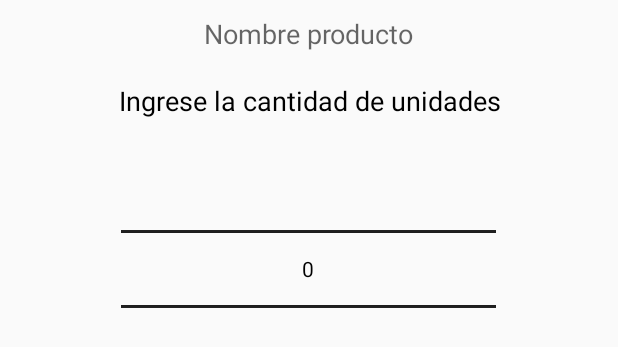
After one commit to federicomrossi/7547, an Android app: the layout fragment_add_product_to_cart.xml on its own in the app's theme, with its tools: preview values and no code run, on a phone screen of 412 x 824 dp. The commit adds this screen. Shown: the top 347 px of the screen. Run offline under Robolectric (Android 15) with nearby library versions, the phone set to English and light mode, and no system bars.

Commit message:
Created the add to shopping cart dialog.

```diff
--- /dev/null
+++ b/app/OrderTracker/app/src/main/res/drawable/ic_error_white_24dp.xml
@@ -0,0 +1,9 @@
+<vector xmlns:android="http://schemas.android.com/apk/res/android"
+        android:width="24dp"
+        android:height="24dp"
+        android:viewportWidth="24.0"
+        android:viewportHeight="24.0">
+    <path
+        android:fillColor="#FFFFFFFF"
+        android:pathData="M12,2C6.48,2 2,6.48 2,12s4.48,10 10,10 10,-4.48 10,-10S17.52,2 12,2zm1,15h-2v-2h2v2zm0,-4h-2V7h2v6z"/>
+</vector>
--- /dev/null
+++ b/app/OrderTracker/app/src/main/res/layout/fragment_add_product_to_cart.xml
@@ -0,0 +1,84 @@
+<FrameLayout xmlns:android="http://schemas.android.com/apk/res/android"
+    xmlns:tools="http://schemas.android.com/tools"
+    android:layout_width="match_parent"
+    android:layout_height="match_parent"
+    tools:context="fiuba.ordertracker.AddProductToCartFragment">
+
+    <!-- TODO: Update blank fragment layout -->
+
+    <LinearLayout
+        android:orientation="vertical"
+        android:layout_width="match_parent"
+        android:layout_height="match_parent">
+
+        <LinearLayout
+            android:orientation="horizontal"
+            android:layout_width="match_parent"
+            android:layout_height="wrap_content"
+            android:layout_gravity="center_horizontal"
+            android:textAlignment="center"
+            android:gravity="center">
+
+            <TextView
+                android:layout_width="wrap_content"
+                android:layout_height="wrap_content"
+                android:textAppearance="?android:attr/textAppearanceMedium"
+                android:text="Nombre producto"
+                android:id="@+id/productName"
+                android:layout_margin="10dp" />
+        </LinearLayout>
+
+        <LinearLayout
+            android:orientation="horizontal"
+            android:layout_width="match_parent"
+            android:layout_height="wrap_content"
+            android:layout_margin="16dp"
+            android:background="#ed5050"
+            android:paddingTop="14dp"
+            android:paddingBottom="14dp"
+            android:paddingLeft="24dp"
+            android:paddingRight="24dp"
+            android:id="@+id/warningNoStock"
+            android:visibility="gone">
+
+            <ImageView
+                android:layout_width="wrap_content"
+                android:layout_height="wrap_content"
+                android:id="@+id/imageView4"
+                android:src="@drawable/ic_error_white_24dp"
+                android:layout_marginRight="16dp" />
+
+            <TextView
+                android:layout_width="wrap_content"
+                android:layout_height="wrap_content"
+                android:textAppearance="?android:attr/textAppearanceMedium"
+                android:text="El producto no posee stock disponible actualmente."
+                android:id="@+id/textView4"
+                android:textColor="#ffffff" />
+
+        </LinearLayout>
+
+        <TextView
+            android:layout_width="match_parent"
+            android:layout_height="wrap_content"
+            android:textAppearance="?android:attr/textAppearanceMedium"
+            android:text="Ingrese la cantidad de unidades"
+            android:id="@+id/textView3"
+            android:layout_margin="10dp"
+            android:textAlignment="center"
+            android:textColor="@color/primary_dark_material_dark" />
+
+        <NumberPicker
+            android:layout_width="250dp"
+            android:layout_height="wrap_content"
+            android:id="@+id/numberPicker"
+            android:layout_gravity="center_horizontal"
+            style="@style/NumberPickerCustom"
+            android:scrollIndicators="end"
+            android:showDividers="end"
+            android:touchscreenBlocksFocus="false"
+            android:theme="@style/NumberPickerCustom" />
+
+    </LinearLayout>
+
+</FrameLayout>
--- a/app/OrderTracker/app/src/main/res/values/strings.xml
+++ b/app/OrderTracker/app/src/main/res/values/strings.xml
@@ -6,4 +6,10 @@
     <string name="company">Razón social</string>
     <string name="client_code">Código de cliente</string>
     <string name="activity_product_list">Productos</string>
+
+    <!-- TODO: Remove or change this placeholder text -->
+    <string name="hello_blank_fragment">Hello blank fragment</string>
+    <string name="confirm">Confirmar</string>
+    <string name="cancel">Cancelar</string>
+    <string name="add_product">Agregar producto</string>
 </resources>
--- a/app/OrderTracker/app/src/main/res/values/styles.xml
+++ b/app/OrderTracker/app/src/main/res/values/styles.xml
@@ -45,4 +45,9 @@
         <item name="android:textColor">#ffffff</item>
     </style>
 
+    <style name="NumberPickerCustom" parent="Theme.AppCompat.Light">
+        <item name="android:textColorPrimary">#000000</item>
+        <item name="android:textColorSecondary">#000000</item>
+    </style>
+
 </resources>
```
Also changed, not shown: app/OrderTracker/app/build.gradle (+5 -3 lines), app/OrderTracker/app/src/main/java/fiuba/ordertracker/AddProductToCartFragment.java (added, +112 -0 lines), app/OrderTracker/app/src/main/java/fiuba/ordertracker/ProductDetailActivity.java (+18 -1 lines).
